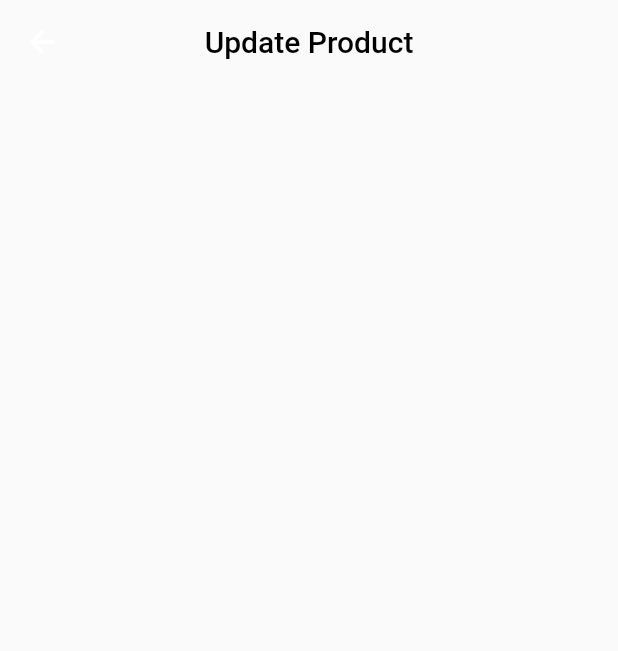
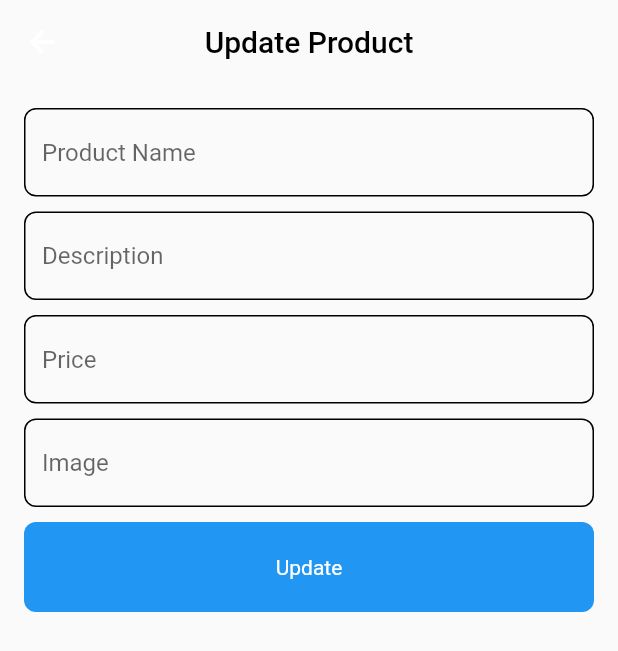
Before and after one commit to Fnmghaithi/store_app, a Flutter app: the UpdateProductPage screen opened by its route, on a phone screen of 412 x 824 dp. Shown: the top 651 px of the screen. Run offline on Flutter 3.47's test engine with Material 2 defaults, Android fonts, the phone set to English and light mode, and no system bars; our stand-ins replace font_awesome_flutter; network calls fail.

Commit message:
Imported Custom TextField and Button.

```diff
--- a/lib/screens/update_product_page.dart
+++ b/lib/screens/update_product_page.dart
@@ -1,4 +1,6 @@
 import 'package:flutter/material.dart';
+import 'package:store_app/widgets/custom_button.dart';
+import 'package:store_app/widgets/custom_textfield.dart';
 
 class UpdateProductPage extends StatelessWidget {
   static const String id = 'UpdateProduct';
@@ -16,6 +18,32 @@ class UpdateProductPage extends StatelessWidget {
         backgroundColor: Colors.transparent,
         elevation: 0,
       ),
+      body: Padding(
+        padding: const EdgeInsets.all(16.0),
+        child: Column(
+          children: [
+            CustomTextFormField(
+              hintText: 'Product Name',
+            ),
+            const SizedBox(height: 10),
+            CustomTextFormField(
+              hintText: 'Description',
+            ),
+            const SizedBox(height: 10),
+            CustomTextFormField(
+              hintText: 'Price',
+            ),
+            const SizedBox(height: 10),
+            CustomTextFormField(
+              hintText: 'Image',
+            ),
+            const SizedBox(height: 10),
+            CustomButton(
+              buttonText: 'Update',
+            ),
+          ],
+        ),
+      ),
     );
   }
 }
--- /dev/null
+++ b/lib/widgets/custom_button.dart
@@ -0,0 +1,35 @@
+import 'package:flutter/material.dart';
+
+class CustomButton extends StatelessWidget {
+  CustomButton({
+    Key? key,
+    required this.buttonText,
+    this.onTap,
+  });
+
+  String buttonText;
+  VoidCallback? onTap;
+
+  @override
+  Widget build(BuildContext context) {
+    return GestureDetector(
+      onTap: onTap,
+      child: Container(
+        decoration: BoxDecoration(
+          color: Colors.blue,
+          borderRadius: BorderRadius.circular(8),
+        ),
+        child: Center(
+          child: Text(
+            buttonText,
+            style: TextStyle(
+              color: Colors.white,
+            ),
+          ),
+        ),
+        width: double.infinity,
+        height: 60,
+      ),
+    );
+  }
+}
--- /dev/null
+++ b/lib/widgets/custom_textfield.dart
@@ -0,0 +1,35 @@
+import 'package:flutter/material.dart';
+
+class CustomTextFormField extends StatelessWidget {
+  CustomTextFormField({
+    Key? key,
+    this.hintText,
+    this.onChanged,
+  });
+  String? hintText;
+  Function(String)? onChanged;
+
+  @override
+  Widget build(BuildContext context) {
+    return TextFormField(
+      obscureText: hintText == 'Password' ? true : false,
+      validator: (value) {
+        if (value!.isEmpty) {
+          return 'field is required';
+        }
+      },
+      decoration: InputDecoration(
+        hintText: hintText,
+        enabledBorder: OutlineInputBorder(
+          borderRadius: BorderRadius.circular(8),
+          borderSide: BorderSide(),
+        ),
+        border: OutlineInputBorder(
+          borderRadius: BorderRadius.circular(8),
+          borderSide: BorderSide(),
+        ),
+      ),
+      onChanged: onChanged,
+    );
+  }
+}
```
